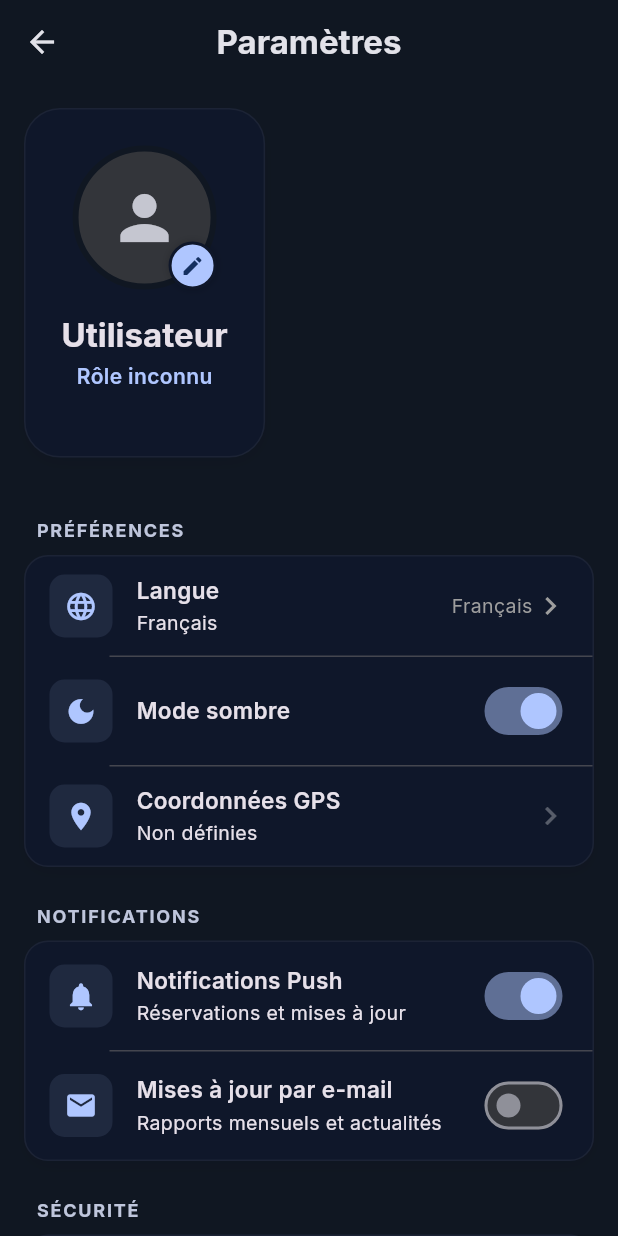
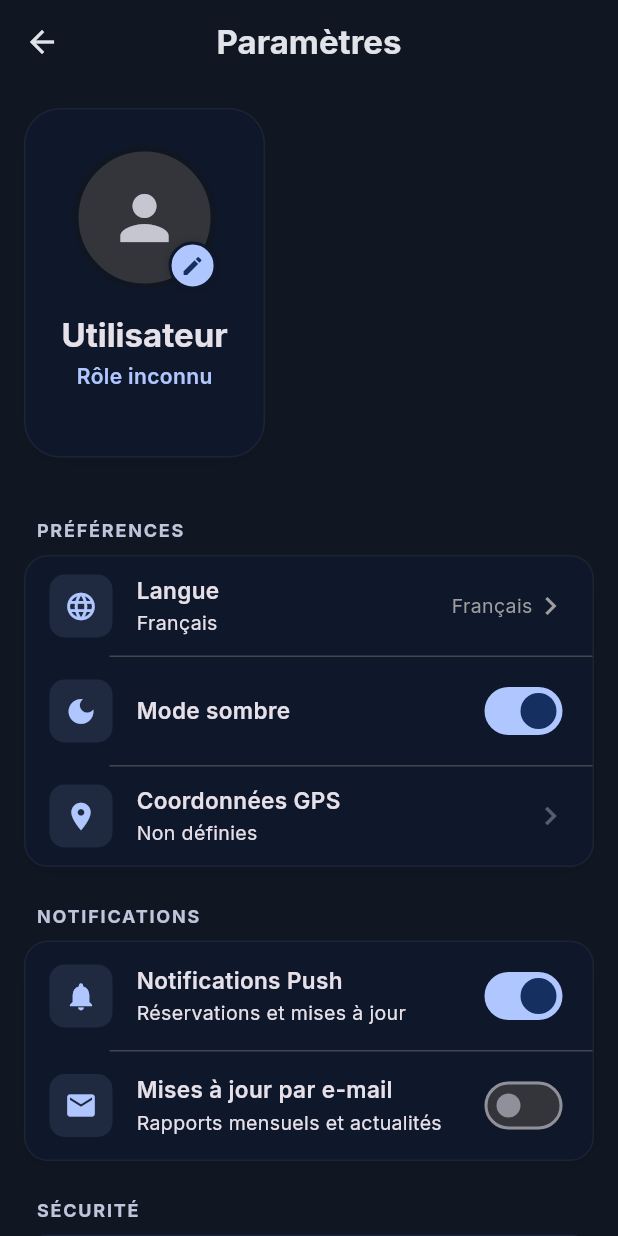
Before and after one commit to Simokes/tenniscourtcare, a Flutter app: the SettingsScreen screen opened by its route, after a tap on "Mode sombre", on a phone screen of 412 x 824 dp. Run offline on Flutter 3.47's test engine with Material 3 defaults, Android fonts, the phone set to English and light mode, and no system bars; our stand-ins replace cloud_firestore, cloud_functions, connectivity_plus, drift, firebase_auth, firebase_core and 12 more; missing offline and left inert: cryptography, dart:js_interop, dart_jsonwebtoken; accounts and stored records are empty; generated files the repository leaves out were written again.

Commit message:
fix: update activeTrackColor for SwitchTile and clean up test code

```diff
--- a/lib/presentation/widgets/settings_components.dart
+++ b/lib/presentation/widgets/settings_components.dart
@@ -278,7 +278,7 @@ class SwitchTile extends StatelessWidget {
       trailing: Switch.adaptive(
         value: value,
         onChanged: onChanged,
-        activeColor: Theme.of(context).colorScheme.primary,
+        activeTrackColor: Theme.of(context).colorScheme.primary,
       ),
     );
   }
```
Also changed, not shown: pubspec.lock, 1 other file.
